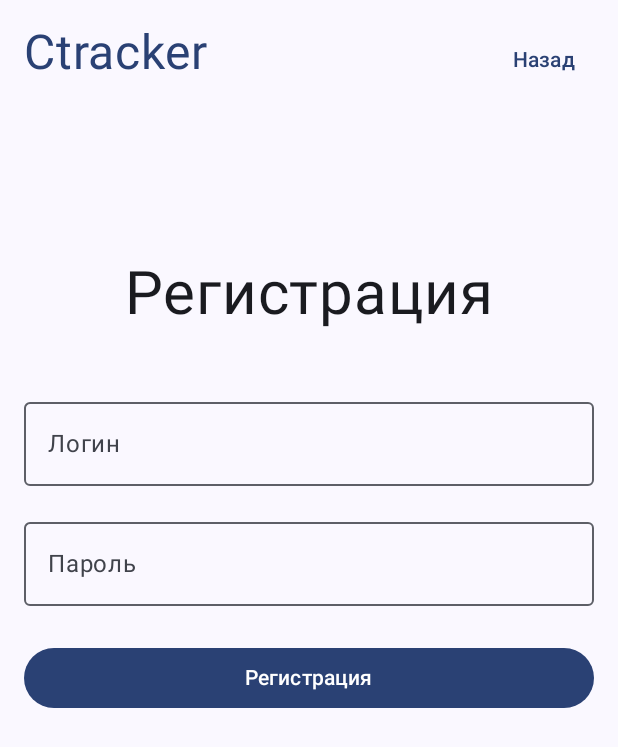
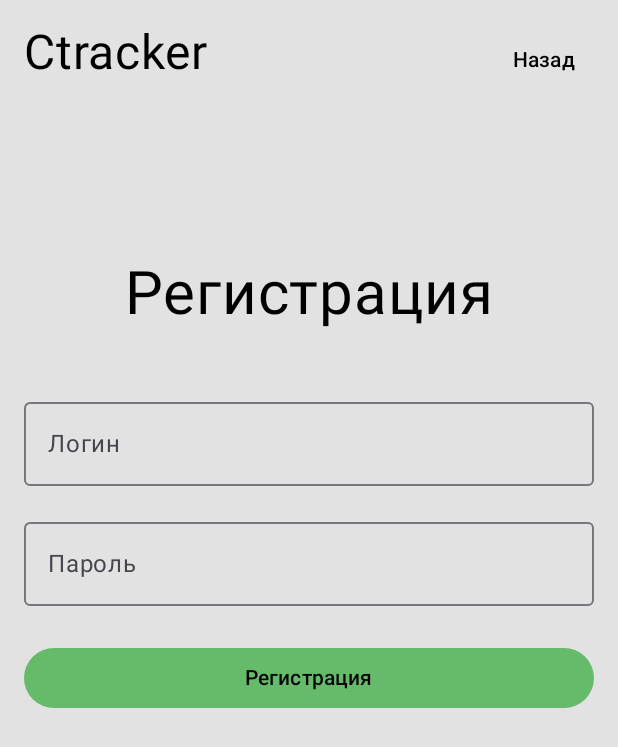
Before and after one commit to nFeen/ctracker, an Android app built with Jetpack Compose: the screen it shows after launch (LoginActivity), after a tap on "Зарегистрироваться", on a phone screen of 412 x 824 dp. Shown: the top 747 px of the screen. Run offline under Robolectric (Android 15) with nearby library versions, the phone set to English and light mode, and no system bars.

Commit message:
changed ColorTheme

```diff
--- a/app/src/main/java/com/example/ctracker/activity/MainActivity.kt
+++ b/app/src/main/java/com/example/ctracker/activity/MainActivity.kt
@@ -29,6 +29,7 @@ class MainActivity : ComponentActivity() {
                     if (logout) {
                         mainViewModel.resetLogoutState()  // Сбрасываем состояние выхода
                         startActivity(Intent(this, LoginActivity::class.java))
+                        finish()
                     }
                 })
                 // Основной экран с BottomNavigationBar и навигацией
--- a/app/src/main/java/com/example/ctracker/entity/User.kt
+++ b/app/src/main/java/com/example/ctracker/entity/User.kt
@@ -8,5 +8,6 @@ data class User(
     val password: String,
     val maxCalorie: Int = 2000,
     var currentCalorie: Int = 0,
-    val weight : Int = 75
+    val weight : Int = 75,
+    val height : Int = 180
 )
--- a/app/src/main/java/com/example/ctracker/repository/mock/MockUserRepository.kt
+++ b/app/src/main/java/com/example/ctracker/repository/mock/MockUserRepository.kt
@@ -4,7 +4,7 @@ import com.example.ctracker.entity.User
 
 object MockUserRepository {
     private val users = mutableListOf(
-        User(id = 1, login = "testuser1", mealsId = listOf(1, 2, 3), password = "testuser1", currentCalorie = 1000, weight = 75)
+        User(id = 1, login = "testuser1", mealsId = listOf(1, 2, 3), password = "testuser1", currentCalorie = 3000, weight = 75)
     )
 
     fun authenticateUser(login: String, password: String): User? {
--- a/app/src/main/java/com/example/ctracker/ui/theme/Theme.kt
+++ b/app/src/main/java/com/example/ctracker/ui/theme/Theme.kt
@@ -13,32 +13,51 @@ import androidx.compose.ui.graphics.Color
 import androidx.compose.ui.platform.LocalContext
 
 private val DarkColorScheme = darkColorScheme(
-    primary = Purple80,
-    secondary = PurpleGrey80,
-    tertiary = Pink80
+    primary = Color(0xFF1B5E20), // Тёмно-зелёный
+    onPrimary = Color.White,
+    primaryContainer = Color(0xFF4E4E4E), // Нейтральный серый для контейнера
+    onPrimaryContainer = Color.White, // Текст или элементы на primaryContainer
+    secondary = Color(0xFF6D6D6D), // Нейтральный тёмно-серый для secondary
+    tertiary = Color(0xFF6C6C6C), // Приглушённый коралловый
+    tertiaryContainer = Color(0xFF6C6C6C), // Тёмно-коричневатый для контейнера
+    background = Color(0xFF1A1A1A), // Более светлый чёрный (угольный)
+    surface = Color(0xFF2A2A2A), // Чуть более светлая поверхность
+    onSecondary = Color.White,
+    onTertiary = Color.Black,
+    onTertiaryContainer = Color.White, // Светлый текст на тёмном контейнере
+    onBackground = Color.White,
+    onSurface = Color.White,
+    inversePrimary = Color(0xFFFFCC80) // Без изменений
 )
 
+
+
 private val LightColorScheme = lightColorScheme(
-    primary = Purple40,
-    secondary = PurpleGrey40,
-    tertiary = Pink40
+    primary = Color(0xFF66BB6A), // Основной зелёный
+    onPrimary = Color.Black,
+    primaryContainer = Color(0xFFD0D0D0), // Нейтральный светло-серый
+    onPrimaryContainer = Color.Black, // Текст или элементы на primaryContainer
+    secondary = Color(0xFFB0BEC5),
+    secondaryContainer = Color(0xFFB0BEC5),
+    tertiary = Color(0xFFBDBDBD), // Приглушённый светло-серый для tertiary
+    tertiaryContainer = Color(0xFFE0E0E0), // Светлый нейтральный серый для контейнера
+    background = Color(0xFFE2E2E2), // Светлый фон
+    surface = Color(0xFFFFFFFF), // Белая поверхность
+    onSecondary = Color.Black,
+    onTertiary = Color.Black,
+    onTertiaryContainer = Color.Black, // Чёрный текст на светлом контейнере
+    onBackground = Color.Black,
+    onSurface = Color.Black,
+    inversePrimary = Color(0xFFFFCC80),
+)
 
-    /* Other default colors to override
-    background = Color(0xFFFFFBFE),
-    surface = Color(0xFFFFFBFE),
-    onPrimary = Color.White,
-    onSecondary = Color.White,
-    onTertiary = Color.White,
-    onBackground = Color(0xFF1C1B1F),
-    onSurface = Color(0xFF1C1B1F),
-    */
-)
+
 
 @Composable
 fun CTrackerTheme(
     darkTheme: Boolean = isSystemInDarkTheme(),
     // Dynamic color is available on Android 12+
-    dynamicColor: Boolean = true,
+    dynamicColor: Boolean = false,
     content: @Composable () -> Unit
 ) {
     val colorScheme = when {
@@ -46,7 +65,6 @@ fun CTrackerTheme(
             val context = LocalContext.current
             if (darkTheme) dynamicDarkColorScheme(context) else dynamicLightColorScheme(context)
         }
-
         darkTheme -> DarkColorScheme
         else -> LightColorScheme
     }
--- a/app/src/main/java/com/example/ctracker/viewmodel/ProfileViewModel.kt
+++ b/app/src/main/java/com/example/ctracker/viewmodel/ProfileViewModel.kt
@@ -31,6 +31,8 @@ class ProfileViewModel(
 
     // Логин пользователя
     val userName = mutableStateOf(user?.login ?: "Unknown User")
+
+    val userHeight = mutableStateOf(user?.height ?: 180)
 
     // Вес пользователя
     val userWeight = mutableStateOf("${user?.weight ?: 75} kg")
--- a/app/src/main/java/com/example/ctracker/views/LoginView.kt
+++ b/app/src/main/java/com/example/ctracker/views/LoginView.kt
@@ -1,3 +1,4 @@
+import android.content.res.Configuration
 import androidx.compose.foundation.layout.*
 import androidx.compose.material3.*
 import androidx.compose.runtime.Composable
@@ -14,6 +15,7 @@ import androidx.navigation.compose.rememberNavController
 import androidx.compose.foundation.text.KeyboardOptions
 import androidx.compose.foundation.text.KeyboardActions
 import androidx.compose.ui.text.input.ImeAction
+import com.example.ctracker.ui.theme.CTrackerTheme
 
 @Composable
 fun LoginView(
@@ -57,7 +59,7 @@ fun LoginContent(
                 Text(
                     text = "Ctracker",
                     fontSize = 32.sp,
-                    color = MaterialTheme.colorScheme.primary,
+                    color = MaterialTheme.colorScheme.onSurface,
                     textAlign = TextAlign.Start
                 )
             }
@@ -146,11 +148,11 @@ fun LoginContent(
     }
 }
 
-
+@Preview(showBackground = true, uiMode = Configuration.UI_MODE_NIGHT_YES)
 @Preview(showBackground = true)
 @Composable
 fun PreviewLoginView() {
-    LoginContent(
+    CTrackerTheme { LoginContent(
         login = "",
         onLoginChanged = {},
         password = "",
@@ -158,5 +160,6 @@ fun PreviewLoginView() {
         errorMessage = "123",
         onLoginClick = {},
         onRegisterClick = {}
-    )
+    )}
+
 }
--- a/app/src/main/java/com/example/ctracker/views/MainView.kt
+++ b/app/src/main/java/com/example/ctracker/views/MainView.kt
@@ -12,6 +12,7 @@ import androidx.navigation.NavController
 import androidx.navigation.compose.*
 import androidx.compose.material.icons.filled.Person
 import androidx.compose.ui.Modifier
+import androidx.compose.ui.graphics.Color
 import androidx.compose.ui.tooling.preview.Preview
 import androidx.navigation.NavHostController
 import com.example.ctracker.viewmodel.HomeViewModel
@@ -71,6 +72,7 @@ fun NavigationBar(navController: NavController) {
                 },
                 label = { Text(text = item.title, color = MaterialTheme.colorScheme.onBackground) },
                 selected = currentRoute == item.route,
+                colors = NavigationBarItemDefaults.colors(indicatorColor = MaterialTheme.colorScheme.onPrimary),
                 onClick = {
                     if (item.route != currentRoute) {
                         if (currentRoute == "search/{index}") {
--- a/app/src/main/java/com/example/ctracker/views/RegistrationView.kt
+++ b/app/src/main/java/com/example/ctracker/views/RegistrationView.kt
@@ -1,3 +1,4 @@
+import android.content.res.Configuration
 import androidx.compose.foundation.layout.*
 import androidx.compose.material3.*
 import androidx.compose.runtime.*
@@ -14,6 +15,7 @@ import androidx.navigation.compose.rememberNavController
 import androidx.compose.foundation.text.KeyboardOptions
 import androidx.compose.foundation.text.KeyboardActions
 import androidx.compose.ui.text.input.ImeAction
+import com.example.ctracker.ui.theme.CTrackerTheme
 
 @Composable
 fun RegisterView(viewModel: RegistrationViewModel, navController: NavController) {
@@ -60,11 +62,11 @@ fun RegisterContent(
                 Text(
                     text = "Ctracker",
                     fontSize = 32.sp,
-                    color = MaterialTheme.colorScheme.primary,
+                    color = MaterialTheme.colorScheme.onSurface,
                     textAlign = TextAlign.Start
                 )
                 TextButton(onClick = onBackClick) {
-                    Text(text = "Назад", color = MaterialTheme.colorScheme.primary)
+                    Text(text = "Назад", color = MaterialTheme.colorScheme.onSurface)
                 }
             }
 
@@ -86,7 +88,6 @@ fun RegisterContent(
                 )
 
 
-                // Поле ввода логина
                 if (errorMessage.isNotEmpty()) {
                     Spacer(modifier = Modifier.height(16.dp))
                     Text(
@@ -159,9 +160,11 @@ fun RegisterContent(
     }
 }
 
+@Preview(showBackground = true, uiMode = Configuration.UI_MODE_NIGHT_YES)
 @Preview(showBackground = true)
 @Composable
 fun PreviewRegisterContent() {
+    CTrackerTheme {
         RegisterContent(login = "",
             password = "",
             errorMessage = "213",
@@ -173,3 +176,5 @@ fun PreviewRegisterContent() {
             isLoginError = true,
             isPasswordError = true)
     }
+
+}
```
Also changed, not shown: app/src/main/java/com/example/ctracker/viewmodel/SearchViewModel.kt (+7 -0 lines), app/src/main/java/com/example/ctracker/views/HomeView.kt (+21 -14 lines), app/src/main/java/com/example/ctracker/views/ProfileView.kt (+49 -27 lines), app/src/main/java/com/example/ctracker/views/SearchView.kt (+19 -14 lines), app/src/main/java/com/example/ctracker/views/SettingsView.kt (+11 -9 lines). Lines whose indentation alone changed are shown as unchanged.
